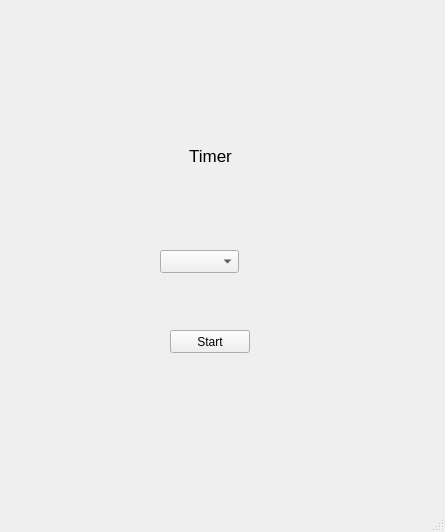
The window that src/home/home.ui (animeshdhakal/TimeTrackerApp) describes before a commit, drawn with Qt 5.
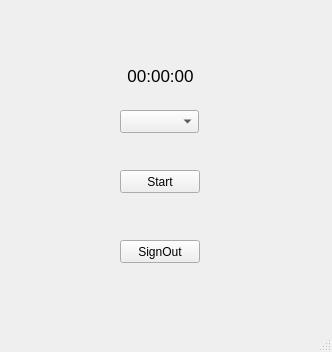
The same window after the commit.

Patch:
```diff
--- a/src/home/home.ui
+++ b/src/home/home.ui
@@ -6,8 +6,8 @@
    <rect>
     <x>0</x>
     <y>0</y>
-    <width>445</width>
-    <height>532</height>
+    <width>332</width>
+    <height>352</height>
    </rect>
   </property>
   <property name="windowTitle">
@@ -17,8 +17,8 @@
    <widget class="QLabel" name="timer_label">
     <property name="geometry">
      <rect>
-      <x>140</x>
-      <y>140</y>
+      <x>90</x>
+      <y>60</y>
       <width>141</width>
       <height>31</height>
      </rect>
@@ -29,7 +29,7 @@
      </font>
     </property>
     <property name="text">
-     <string>Timer</string>
+     <string>00:00:00</string>
     </property>
     <property name="alignment">
      <set>Qt::AlignCenter</set>
@@ -38,8 +38,8 @@
    <widget class="QPushButton" name="timer_button">
     <property name="geometry">
      <rect>
-      <x>170</x>
-      <y>330</y>
+      <x>120</x>
+      <y>170</y>
       <width>80</width>
       <height>23</height>
      </rect>
@@ -51,13 +51,26 @@
    <widget class="QComboBox" name="projects">
     <property name="geometry">
      <rect>
-      <x>160</x>
-      <y>250</y>
+      <x>120</x>
+      <y>110</y>
       <width>79</width>
       <height>23</height>
      </rect>
     </property>
    </widget>
+   <widget class="QPushButton" name="signout_button">
+    <property name="geometry">
+     <rect>
+      <x>120</x>
+      <y>240</y>
+      <width>80</width>
+      <height>23</height>
+     </rect>
+    </property>
+    <property name="text">
+     <string>SignOut</string>
+    </property>
+   </widget>
   </widget>
   <widget class="QMenuBar" name="menubar">
    <property name="geometry">
```
Left out of the diff: 4 changed lines with no effect on the pictures.
